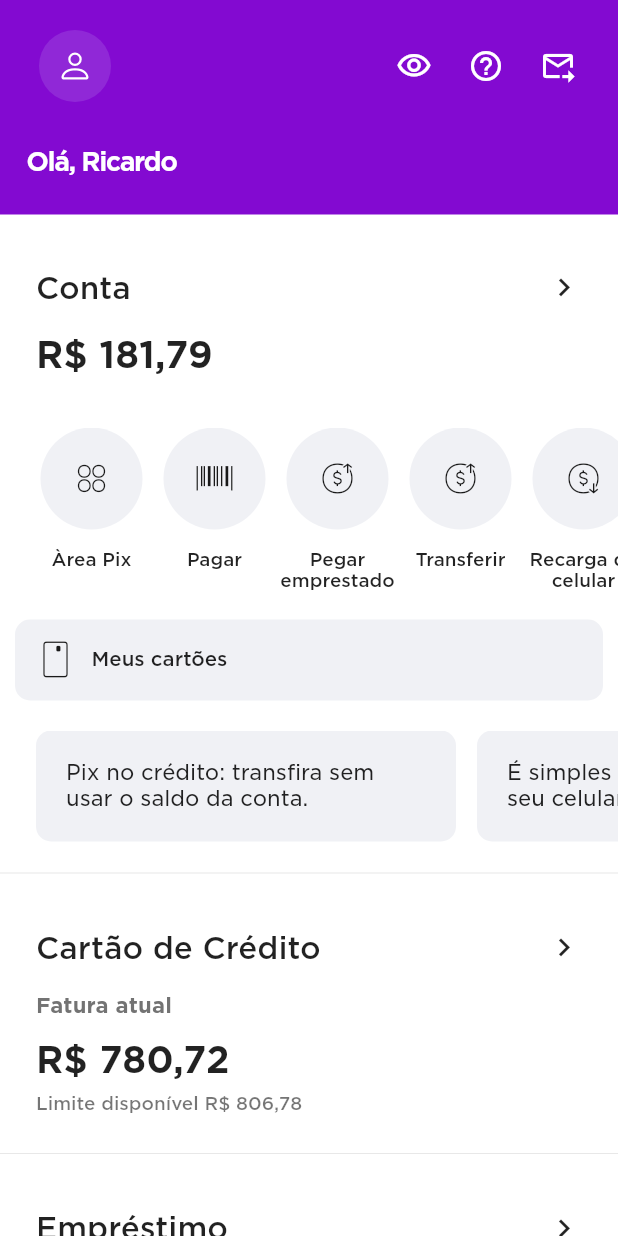
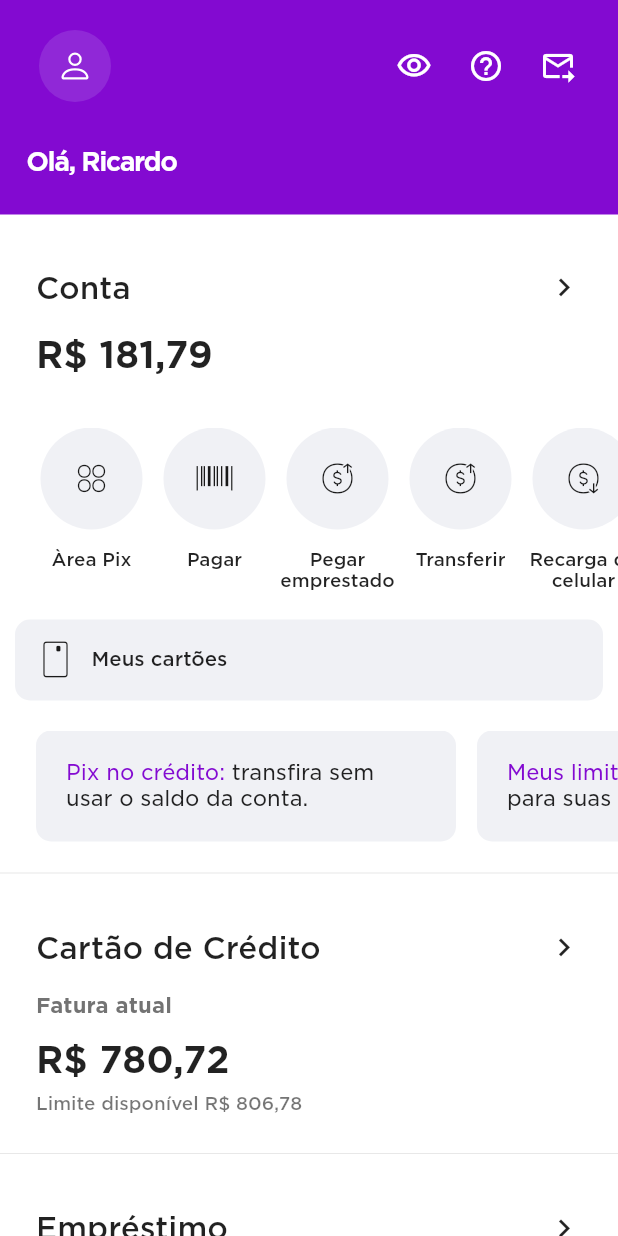
Before and after one commit to CarlosTSIlva/Nubank-Clone, a Flutter app: the screen it shows after launch, on a phone screen of 412 x 824 dp. Run offline on Flutter 3.47's test engine with Material 2 defaults, Android fonts, the phone set to English and light mode, and no system bars; our stand-ins replace bootstrap_icons, flutter_masked_text2, material_design_icons_flutter, page_transition.

Commit message:
att to infos

```diff
--- a/lib/pages/home/cards/follow_card.dart
+++ b/lib/pages/home/cards/follow_card.dart
@@ -14,6 +14,7 @@ class FollowCard extends StatelessWidget {
         FilledContainer(
           icon: Icons.car_crash_outlined,
           text: 'Assistentes de pagamento',
+          isNew: true,
         ),
       ],
       onTap: () {},
--- a/lib/pages/home/home_screen.dart
+++ b/lib/pages/home/home_screen.dart
@@ -207,22 +207,20 @@ class HomeScreen extends StatelessWidget {
               children: [
                 const SizedBox(width: 24),
                 TextCard(
-                  text: 'Pix no crédito: transfira sem usar o saldo da conta.',
-                  highlightText: '',
+                  text: 'Pix no crédito: ',
+                  highlightText: 'transfira sem usar o saldo da conta.',
                   onTap: () => context.push(
                     const LoanScreen(),
                   ),
                 ),
                 TextCard(
-                  text:
-                      'É simples e rápido recarregar seu celular no Nubank. Confira!',
-                  highlightText: '',
+                  text: 'Meus limites Pix: ',
+                  highlightText: 'proteçãp extra para suas transferências.',
                   onTap: () {},
                 ),
                 TextCard(
-                  text:
-                      'Convide amigos para o Nubank e desbloqueie brasões incríveis.',
-                  highlightText: '',
+                  text: 'Convide amigos para o Nubank ',
+                  highlightText: 'e desbloqueie brasões incríveis.',
                   onTap: () {},
                 ),
                 const SizedBox(width: 10),
--- a/lib/pages/home/widgets/text_card.dart
+++ b/lib/pages/home/widgets/text_card.dart
@@ -34,14 +34,14 @@ class TextCard extends StatelessWidget {
               maxLines: 2,
               text: TextSpan(
                 text: text,
-                style: Theme.of(context).textTheme.bodyMedium,
+                style: Theme.of(context)
+                    .textTheme
+                    .bodyMedium
+                    ?.copyWith(color: AppColors.primary),
                 children: [
                   TextSpan(
                     text: highlightText,
-                    style: Theme.of(context)
-                        .textTheme
-                        .bodyMedium
-                        ?.copyWith(color: AppColors.primary),
+                    style: Theme.of(context).textTheme.bodyMedium,
                   ),
                 ],
               ),
--- a/lib/widgets/filled_container.dart
+++ b/lib/widgets/filled_container.dart
@@ -6,10 +6,13 @@ class FilledContainer extends StatelessWidget {
   final IconData icon;
   final String text;
   final bool leftIcon;
+  final bool isNew;
+
   const FilledContainer({
     required this.icon,
     required this.text,
     this.leftIcon = true,
+    this.isNew = false,
     super.key,
   });
 
@@ -37,7 +40,7 @@ class FilledContainer extends StatelessWidget {
                   ),
                   const SizedBox(width: 12),
                   SizedBox(
-                    width: 220,
+                    width: 210,
                     child: Text(
                       text,
                       softWrap: true,
@@ -50,10 +53,32 @@ class FilledContainer extends StatelessWidget {
                   ),
                   if (leftIcon) ...[
                     const Spacer(),
-                    const Icon(
-                      NuIcons.abc_ic_go_search_api_material,
-                      color: AppColors.secondaryText,
-                    )
+                    if (!isNew)
+                      const Icon(
+                        NuIcons.abc_ic_go_search_api_material,
+                        color: AppColors.secondaryText,
+                      )
+                    else
+                      DecoratedBox(
+                        decoration: const BoxDecoration(
+                          borderRadius: BorderRadius.all(Radius.circular(4)),
+                          color: AppColors.primary,
+                        ),
+                        child: Padding(
+                          padding: const EdgeInsets.all(3),
+                          child: Text(
+                            'Novo',
+                            style: Theme.of(context)
+                                .textTheme
+                                .bodyMedium
+                                ?.copyWith(
+                                  fontWeight: FontWeight.w600,
+                                  fontSize: 10,
+                                  color: Colors.white,
+                                ),
+                          ),
+                        ),
+                      )
                   ],
                 ],
               ),
```
Also changed, not shown: assets/images/pix.png (added).
